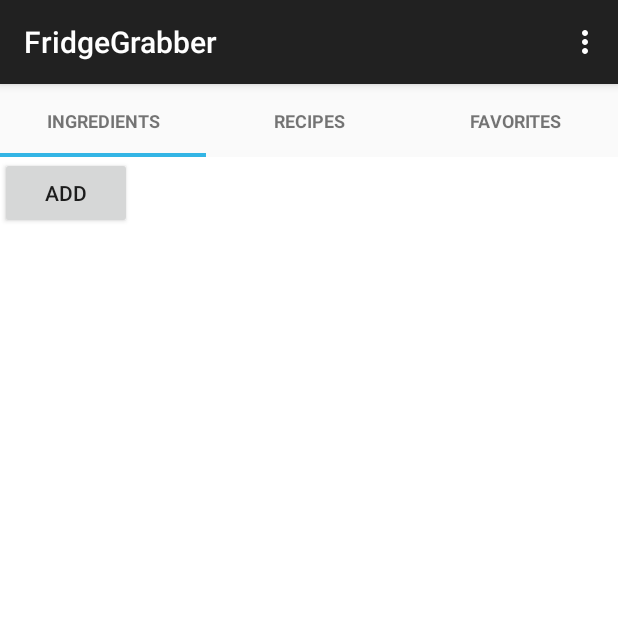
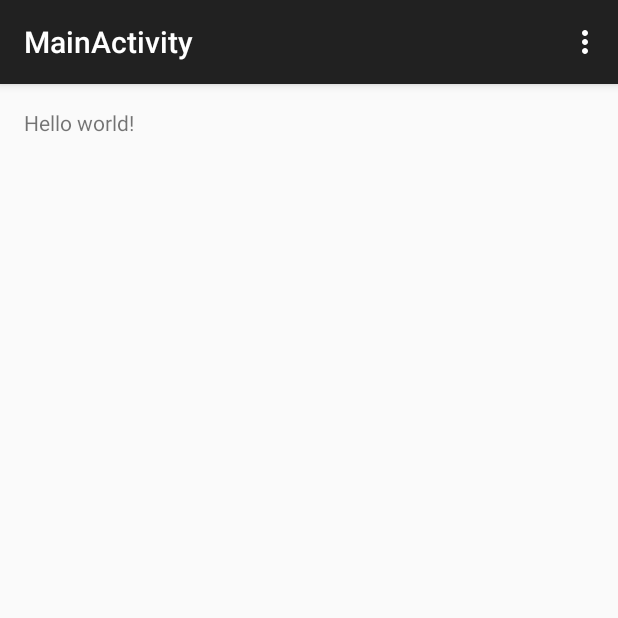
Before and after one commit to Justinvalcarcel/Fridge_Grabber, an Android app: the screen it shows after launch (MainActivity), on a phone screen of 412 x 824 dp, the top half of it. Run offline under Robolectric (Android 15) with nearby library versions, the phone set to English and light mode, and no system bars.

Commit message:
modified all the activities

```diff
--- a/FridgeGrabber/app/src/main/AndroidManifest.xml
+++ b/FridgeGrabber/app/src/main/AndroidManifest.xml
@@ -7,15 +7,6 @@
         android:icon="@mipmap/ic_launcher"
         android:label="@string/app_name"
         android:theme="@style/AppTheme" >
-        <activity
-            android:name=".Controller.MainActivity"
-            android:label="@string/app_name" >
-            <intent-filter>
-                <action android:name="android.intent.action.MAIN" />
-
-                <category android:name="android.intent.category.LAUNCHER" />
-            </intent-filter>
-        </activity>
         <activity
             android:name=".Controller.ViewRecipe"
             android:label="@string/title_activity_view_recipe" >
@@ -36,6 +27,15 @@
             android:name=".Controller.RecipeDetails"
             android:label="@string/title_activity_recipe_details" >
         </activity>
+        <activity
+            android:name=".Controller.MainActivity"
+            android:label="@string/title_activity_main" >
+            <intent-filter>
+                <action android:name="android.intent.action.MAIN" />
+
+                <category android:name="android.intent.category.LAUNCHER" />
+            </intent-filter>
+        </activity>
     </application>
 
 </manifest>
--- a/FridgeGrabber/app/src/main/java/com/example/derekyu/fridgegrabber/Controller/FirstFragment.java
+++ /dev/null
@@ -1,57 +0,0 @@
-package com.example.derekyu.fridgegrabber.Controller;
-
-import android.app.Activity;
-import android.content.Context;
-import android.content.Intent;
-import android.graphics.Color;
-import android.net.Uri;
-import android.os.Bundle;
-import android.support.v4.app.Fragment;
-import android.view.LayoutInflater;
-import android.view.View;
-import android.view.ViewGroup;
-import android.widget.Button;
-import android.widget.EditText;
-import android.widget.TextView;
-import android.support.v4.app.DialogFragment;
-
-import com.example.derekyu.fridgegrabber.R;
-import com.example.derekyu.fridgegrabber.tools.PredicateLayout;
-
-import org.w3c.dom.Text;
-
-import java.util.ArrayList;
-
-
-public class FirstFragment extends Fragment {
-
-
-
-    @Override
-    public void onCreate(Bundle savedInstanceState){
-        super.onCreate(savedInstanceState);
-        //mPage = getArguments().getInt(ARG_PAGE);
-
-
-
-    }
-
-    @Override
-    public View onCreateView(LayoutInflater inflater, ViewGroup container,
-                             Bundle savedInstanceState){
-        View view = inflater.inflate(R.layout.fragment_first, container, false);
-        Button addButton = (Button) view.findViewById(R.id.addIngredients);
-        addButton.setOnClickListener(new View.OnClickListener() {
-            @Override
-            public void onClick(View v) {
-                Intent newPass = new Intent(getActivity(), ModifyIngredientsActivity.class);
-                startActivity(newPass);
-            }
-        });
-        return view;
-
-    }
-
-
-
-}
--- a/FridgeGrabber/app/src/main/java/com/example/derekyu/fridgegrabber/Controller/MainActivity.java
+++ b/FridgeGrabber/app/src/main/java/com/example/derekyu/fridgegrabber/Controller/MainActivity.java
@@ -1,29 +1,18 @@
 package com.example.derekyu.fridgegrabber.Controller;
 
-import android.app.ActionBar;
-import android.app.Activity;
-import android.support.v4.view.ViewPager;
 import android.support.v7.app.ActionBarActivity;
 import android.os.Bundle;
 import android.view.Menu;
 import android.view.MenuItem;
 
 import com.example.derekyu.fridgegrabber.R;
-import com.example.derekyu.fridgegrabber.tools.SlidingTabLayout;
 
-public class MainActivity extends ActionBarActivity implements RemoveTagDialogFragment.RemoveTagDialogFragmentListener {
+public class MainActivity extends ActionBarActivity {
 
     @Override
     protected void onCreate(Bundle savedInstanceState) {
         super.onCreate(savedInstanceState);
         setContentView(R.layout.activity_main);
-        // creates a view pager to generate the actionbar with tabs
-        ViewPager viewPager = (ViewPager) findViewById(R.id.viewpager);
-        viewPager.setAdapter(new OptionsFragAdapter(getSupportFragmentManager(),
-                MainActivity.this));
-        SlidingTabLayout slidingTabLayout = (SlidingTabLayout) findViewById(R.id.sliding_tabs);
-        slidingTabLayout.setDistributeEvenly(true);
-        slidingTabLayout.setViewPager(viewPager);
     }
 
 
@@ -48,9 +37,4 @@ public class MainActivity extends ActionBarActivity implements RemoveTagDialogFr
 
         return super.onOptionsItemSelected(item);
     }
-
-    @Override
-    public void onFinishRemoveTagDialogFragment(int resultCode, String ingredientName) {
-
-    }
 }
--- a/FridgeGrabber/app/src/main/java/com/example/derekyu/fridgegrabber/Controller/OptionsFragAdapter.java
+++ /dev/null
@@ -1,51 +0,0 @@
-package com.example.derekyu.fridgegrabber.Controller;
-
-import android.os.Bundle;
-import android.support.v4.app.Fragment;
-import android.content.Context;
-import android.support.v4.app.FragmentManager;
-import android.support.v4.app.FragmentPagerAdapter;
-
-/**
- * Created by derekyu on 4/4/15.
- */
-public class OptionsFragAdapter extends FragmentPagerAdapter{
-    final int PAGE_COUNT =3;
-    private String tabTitle[] = new String[] {"Ingredients", "Recipes", "Favorites"};
-    private Context context;
-
-    public OptionsFragAdapter(FragmentManager fm, Context context){
-        super(fm);
-        this.context = context;
-    }
-
-    @Override
-    public int getCount(){
-        return PAGE_COUNT;
-    }
-
-    @Override
-    public Fragment getItem(int position) {
-//        return FirstFragment.newInstance(position + 1);
-//        switch (position){
-//            case 0:
-//                return new FirstFragment();
-//            default:
-//                Fragment fragment = new SecondFragment();
-//
-//                return fragment;
-//        }
-        switch (position) {
-            case 0:
-                return new FirstFragment();
-
-            default:
-                return new SecondFragment();
-
-        }
-    }
-    @Override
-    public CharSequence getPageTitle(int position){
-        return tabTitle[position];
-    }
-}
--- a/FridgeGrabber/app/src/main/java/com/example/derekyu/fridgegrabber/Controller/SecondFragment.java
+++ /dev/null
@@ -1,70 +0,0 @@
-package com.example.derekyu.fridgegrabber.Controller;
-
-import android.app.Activity;
-import android.net.Uri;
-import android.os.Bundle;
-import android.support.v4.app.Fragment;
-import android.view.LayoutInflater;
-import android.view.View;
-import android.view.ViewGroup;
-
-
-import com.example.derekyu.fridgegrabber.R;
-
-
-
-public class SecondFragment extends Fragment {
-
-
-    // TODO: Rename and change types of parameters
-    private String mParam1;
-    private String mParam2;
-
-    private OnFragmentInteractionListener mListener;
-
-
-
-
-    @Override
-    public void onCreate(Bundle savedInstanceState) {
-        super.onCreate(savedInstanceState);
-
-    }
-
-    @Override
-    public View onCreateView(LayoutInflater inflater, ViewGroup container,
-                             Bundle savedInstanceState) {
-        // Inflate the layout for this fragment
-        return inflater.inflate(R.layout.fragment_second, container, false);
-    }
-
-    // TODO: Rename method, update argument and hook method into UI event
-
-
-    @Override
-    public void onAttach(Activity activity) {
-        super.onAttach(activity);
-    }
-
-    @Override
-    public void onDetach() {
-        super.onDetach();
-        mListener = null;
-    }
-
-    /**
-     * This interface must be implemented by activities that contain this
-     * fragment to allow an interaction in this fragment to be communicated
-     * to the activity and potentially other fragments contained in that
-     * activity.
-     * <p/>
-     * See the Android Training lesson <a href=
-     * "http://developer.android.com/training/basics/fragments/communicating.html"
-     * >Communicating with Other Fragments</a> for more information.
-     */
-    public interface OnFragmentInteractionListener {
-        // TODO: Update argument type and name
-        public void onFragmentInteraction(Uri uri);
-    }
-
-}
--- a/FridgeGrabber/app/src/main/res/layout/activity_main.xml
+++ b/FridgeGrabber/app/src/main/res/layout/activity_main.xml
@@ -1,17 +1,12 @@
-<?xml version="1.0" encoding="utf-8"?>
-<LinearLayout xmlns:android="http://schemas.android.com/apk/res/android"
-    android:layout_width="match_parent"
-    android:layout_height="match_parent"
-    android:orientation="vertical">
+<RelativeLayout xmlns:android="http://schemas.android.com/apk/res/android"
+    xmlns:tools="http://schemas.android.com/tools" android:layout_width="match_parent"
+    android:layout_height="match_parent" android:paddingLeft="@dimen/activity_horizontal_margin"
+    android:paddingRight="@dimen/activity_horizontal_margin"
+    android:paddingTop="@dimen/activity_vertical_margin"
+    android:paddingBottom="@dimen/activity_vertical_margin"
+    tools:context="com.example.derekyu.fridgegrabber.Controller.MainActivity">
 
-    <com.example.derekyu.fridgegrabber.tools.SlidingTabLayout
-        android:id="@+id/sliding_tabs"
-        android:layout_width="match_parent"
-        android:layout_height="wrap_content"/>
-    <android.support.v4.view.ViewPager
-        android:id="@+id/viewpager"
-        android:layout_height="0px"
-        android:layout_width="match_parent"
-        android:layout_weight="1"
-        android:background="@android:color/white"/>
-    </LinearLayout>
+    <TextView android:text="@string/hello_world" android:layout_width="wrap_content"
+        android:layout_height="wrap_content" />
+
+</RelativeLayout>
--- a/FridgeGrabber/app/src/main/res/menu/menu_main.xml
+++ b/FridgeGrabber/app/src/main/res/menu/menu_main.xml
@@ -1,6 +1,7 @@
 <menu xmlns:android="http://schemas.android.com/apk/res/android"
     xmlns:app="http://schemas.android.com/apk/res-auto"
-    xmlns:tools="http://schemas.android.com/tools" tools:context=".MainActivity">
+    xmlns:tools="http://schemas.android.com/tools"
+    tools:context="com.example.derekyu.fridgegrabber.Controller.MainActivity">
     <item android:id="@+id/action_settings" android:title="@string/action_settings"
         android:orderInCategory="100" app:showAsAction="never" />
 </menu>
--- a/FridgeGrabber/app/src/main/res/values/strings.xml
+++ b/FridgeGrabber/app/src/main/res/values/strings.xml
@@ -19,4 +19,5 @@
     <string name="title_section3">Section 3</string>
     <string name="title_activity_action_bar_navigation_activty">ActionBarNavigationActivty</string>
     <string name="title_activity_recipe_details">RecipeDetails</string>
+    <string name="title_activity_main">MainActivity</string>
 </resources>
--- /dev/null
+++ b/FridgeGrabber/build.gradle
@@ -0,0 +1,20 @@
+// Top-level build file where you can add configuration options common to all sub-projects/modules.
+
+buildscript {
+    repositories {
+        jcenter()
+    }
+    dependencies {
+        classpath 'com.android.tools.build:gradle:1.1.0'
+
+
+        // NOTE: Do not place your application dependencies here; they belong
+        // in the individual module build.gradle files
+    }
+}
+
+allprojects {
+    repositories {
+        jcenter()
+    }
+}
--- /dev/null
+++ b/FridgeGrabber/settings.gradle
@@ -0,0 +1 @@
+include ':app'
```
Also changed, not shown: FridgeGrabber/gradle.properties (added, +18 -0 lines), FridgeGrabber/gradle/wrapper/gradle-wrapper.properties (added), 5 other files.
